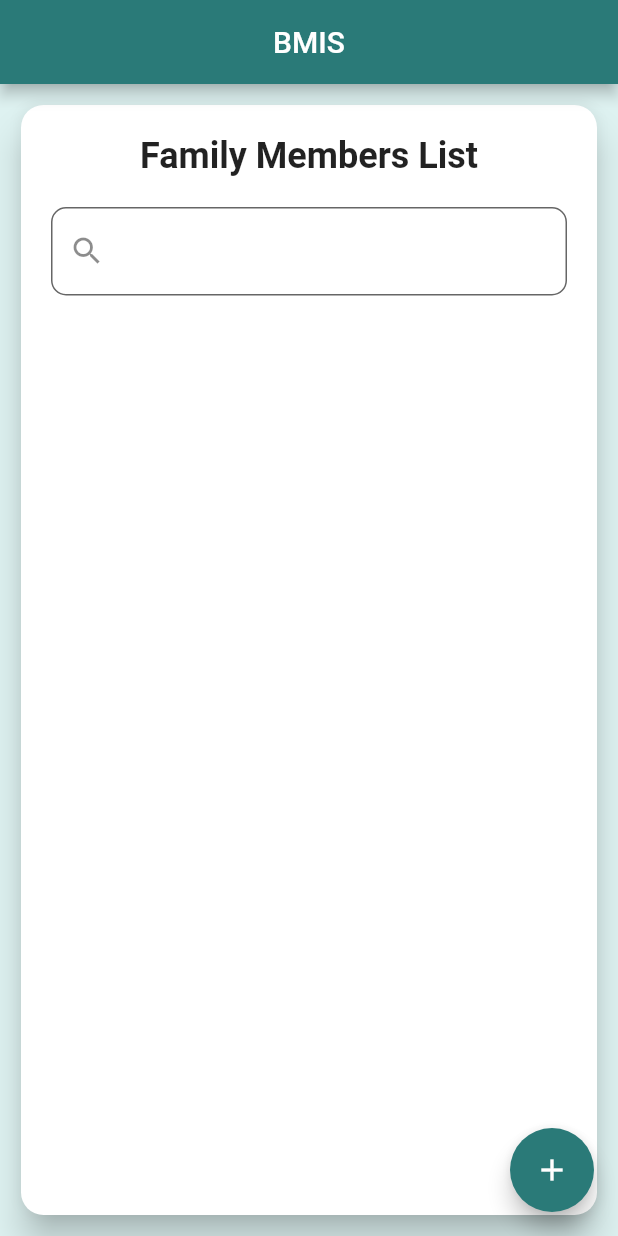
After one commit to marklouis123/bmis_final, a Flutter app: the FamilyMembersInformationPage screen opened by its route, on a phone screen of 412 x 824 dp. The commit adds this screen. Run offline on Flutter 3.47's test engine with Material 2 defaults, Android fonts, the phone set to English and light mode, and no system bars; our stand-ins replace awesome_dialog, faker, getwidget, go_router, hive, multi_select_flutter and 2 more; missing offline and left inert: dart:ffi; accounts and stored records are empty.

Commit message:
Creating Family Members Information Page

```diff
--- a/lib/main.dart
+++ b/lib/main.dart
@@ -5,6 +5,7 @@ import 'package:bmis_final/presentation/components/ScrollableTab.dart';
 import 'package:bmis_final/presentation/pages/HouseholdPage.dart';
 import 'package:bmis_final/presentation/pages/UpdateHouseholdPage.dart';
 import 'package:bmis_final/presentation/pages/household/CreateHousehold.dart';
+import 'package:bmis_final/presentation/pages/testing/family_members_information_page.dart';
 import 'package:flutter/material.dart';
 import 'package:go_router/go_router.dart';
 import 'package:hive/hive.dart';
@@ -73,6 +74,7 @@ class MyApp extends StatelessWidget {
 GoRouter router() {
   return GoRouter(
     initialLocation: '/householdPage',
+    // initialLocation: '/familyMembersInformationPage',
     routes: [
       GoRoute(
         path: '/householdPage',
@@ -88,6 +90,10 @@ GoRouter router() {
           ),
         ],
       ),
+      GoRoute(
+        path: '/familyMembersInformationPage',
+        builder: (context, state) => const FamilyMembersInformationPage(),
+      ),
     ],
   );
 }
--- /dev/null
+++ b/lib/presentation/pages/testing/family_members_information_page.dart
@@ -0,0 +1,63 @@
+import 'package:flutter/material.dart';
+
+class FamilyMembersInformationPage extends StatefulWidget {
+  const FamilyMembersInformationPage({super.key});
+
+  @override
+  State<FamilyMembersInformationPage> createState() =>
+      _FamilyMembersInformationPageState();
+}
+
+class _FamilyMembersInformationPageState
+    extends State<FamilyMembersInformationPage> {
+  @override
+  Widget build(BuildContext context) {
+    return Scaffold(
+      backgroundColor: const Color(0xffdef2f1),
+      resizeToAvoidBottomInset: false,
+      floatingActionButton: FloatingActionButton(
+        backgroundColor: const Color(0xff2a7a78),
+        onPressed: () {},
+        child: const Icon(Icons.add),
+      ),
+      appBar: AppBar(
+        title: const Center(child: Text("BMIS")),
+        backgroundColor: Theme.of(context).primaryColor,
+      ),
+      body: Container(
+        margin: const EdgeInsets.all(10),
+        child: Card(
+          shape: RoundedRectangleBorder(
+            borderRadius: BorderRadius.circular(15.0),
+          ),
+          elevation: 10,
+          child: Container(
+            height: MediaQuery.of(context).size.height,
+            padding: const EdgeInsets.symmetric(horizontal: 20, vertical: 20),
+            child: Column(
+              children: [
+                Container(
+                  margin: const EdgeInsets.only(bottom: 20),
+                  child: const Text(
+                    "Family Members List",
+                    style: TextStyle(fontSize: 24, fontWeight: FontWeight.bold),
+                  ),
+                ),
+                const TextField(
+                  decoration: InputDecoration(
+                    prefixIcon: Icon(Icons.search),
+                    border: OutlineInputBorder(
+                      borderRadius: BorderRadius.all(Radius.circular(10.0)),
+                    ),
+                    fillColor: Colors.white,
+                    filled: true,
+                  ),
+                ),
+              ],
+            ),
+          ),
+        ),
+      ),
+    );
+  }
+}
```
